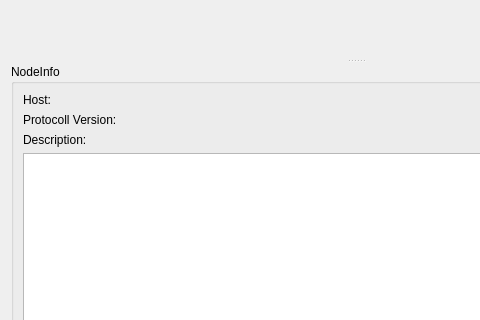
Qt form frappy/gui/ui/nodewidget.ui (SampleEnvironment/frappy) before a commit; both pictures show x 0 to 480 and y 0 to 320 of the 788 by 531 pixel window.
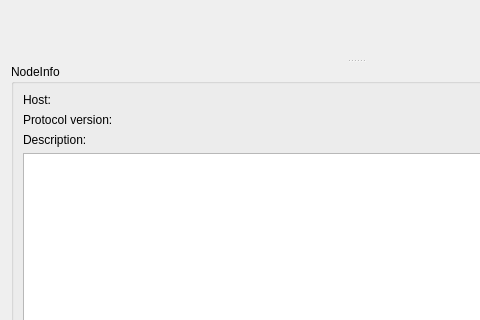
The same form after that commit. Custom widgets are drawn as their Qt base class.

Commit message: gui: better display of protocol version

Diff of the .ui file:
```diff
--- a/frappy/gui/ui/nodewidget.ui
+++ b/frappy/gui/ui/nodewidget.ui
@@ -91,7 +91,7 @@
            <item row="1" column="0">
             <widget class="QLabel" name="label_2">
              <property name="text">
-              <string>Protocoll Version:</string>
+              <string>Protocol version:</string>
              </property>
             </widget>
            </item>
```
The commit also changes 1 other file.
